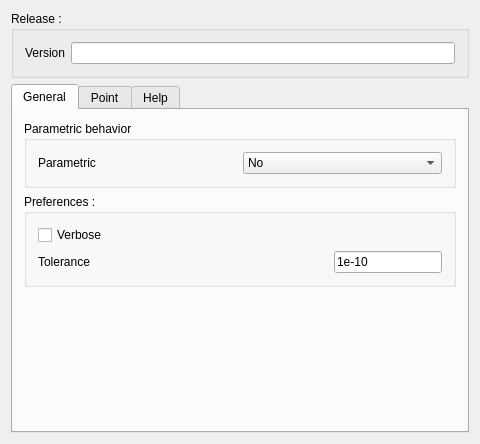
Rentlau/WorkFeature-WB, file Resources/Ui/WorkFeature_prefs.ui: the form before one commit.
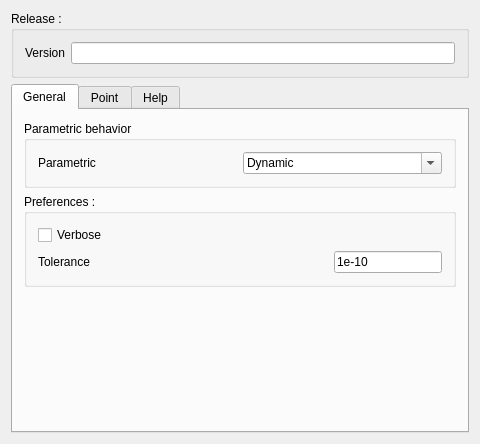
The form after the commit. Icons and pictures are not drawn. Custom widgets are drawn as their Qt base class.

```diff
--- a/Resources/Ui/WorkFeature_prefs.ui
+++ b/Resources/Ui/WorkFeature_prefs.ui
@@ -85,10 +85,13 @@
             <item>
              <widget class="Gui::PrefComboBox" name="combobox_4">
               <property name="toolTip">
-               <string>&lt;html&gt;&lt;head/&gt;&lt;body&gt;&lt;p&gt;Choose the parametric behavior of the Feature regarding parent changes.&lt;/p&gt;&lt;p&gt;No : for Static (no update)&lt;/p&gt;&lt;p&gt;Interactive : Update only when user asks for&lt;/p&gt;&lt;p&gt;Dynamic : Update each time parent changes&lt;/p&gt;&lt;/body&gt;&lt;/html&gt;</string>
+               <string>&lt;html&gt;&lt;head/&gt;&lt;body&gt;&lt;p&gt;NOT YET ACTIVE &lt;/p&gt;&lt;p&gt;Choose the parametric behavior of the Feature regarding parent changes.&lt;/p&gt;&lt;p&gt;No : for Static (no update)&lt;/p&gt;&lt;p&gt;Interactive : Update only when user asks for&lt;/p&gt;&lt;p&gt;Dynamic : Update each time parent changes&lt;/p&gt;&lt;/body&gt;&lt;/html&gt;</string>
+              </property>
+              <property name="editable">
+               <bool>true</bool>
               </property>
               <property name="currentIndex">
-               <number>0</number>
+               <number>2</number>
               </property>
               <property name="maxVisibleItems">
                <number>8</number>
```
